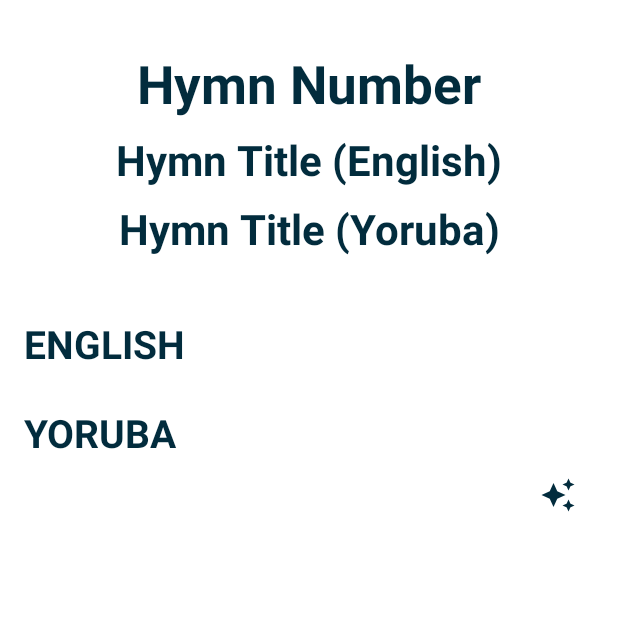
After one commit to Timmilytim/Grace-Hymns, an Android app: the HymnDetailsActivity screen opened directly, with no data from a screen before it, on a phone screen of 412 x 824 dp, the top half of it. The commit adds this screen. Run offline under Robolectric (Android 15) with nearby library versions, the phone set to English and light mode, and no system bars.

Commit message:
Created the hymn page and read the contents

```diff
--- a/app/src/main/AndroidManifest.xml
+++ b/app/src/main/AndroidManifest.xml
@@ -8,6 +8,9 @@
         android:label="@string/app_name"
         android:supportsRtl="true"
         android:theme="@style/Theme.AppCompat.NoActionBar">
+        <activity
+            android:name=".HymnDetailsActivity"
+            android:exported="false" />
         <activity
             android:name=".AllSongsActivity"
             android:exported="false" />
--- a/app/src/main/res/layout/dashboard.xml
+++ b/app/src/main/res/layout/dashboard.xml
@@ -18,7 +18,8 @@
         android:text="GBPC Hymns"
         android:textSize="24sp"
         android:textStyle="bold"
-        android:padding="5dp"
+        android:paddingBottom="5dp"
+        android:paddingTop="20dp"
         android:textColor="@color/white" />
 
     <TextView
--- /dev/null
+++ b/app/src/main/res/layout/hymn_details.xml
@@ -0,0 +1,137 @@
+<?xml version="1.0" encoding="utf-8"?>
+<ScrollView xmlns:android="http://schemas.android.com/apk/res/android"
+    android:layout_width="match_parent"
+    android:layout_height="match_parent"
+    xmlns:tools="http://schemas.android.com/tools"
+    android:padding="16dp"
+    android:background="@color/white"
+    tools:context=".HymnDetailsActivity">
+
+    <LinearLayout
+        android:layout_width="match_parent"
+        android:layout_height="wrap_content"
+        android:orientation="vertical">
+
+        <LinearLayout
+            android:layout_width="match_parent"
+            android:layout_height="wrap_content"
+            android:orientation="horizontal"
+            android:padding="16dp">
+
+            <!-- Left Column: Hymn Details -->
+            <LinearLayout
+                android:layout_width="277dp"
+                android:layout_height="wrap_content"
+                android:layout_weight="1"
+                android:gravity="center_horizontal"
+                android:orientation="vertical">
+
+                <!-- Hymn Number -->
+                <TextView
+                    android:id="@+id/tvHymnNumber"
+                    android:layout_width="wrap_content"
+                    android:layout_height="wrap_content"
+                    android:layout_marginBottom="8dp"
+                    android:text="Hymn Number"
+                    android:textColor="@color/custom"
+                    android:textSize="35sp"
+                    android:textStyle="bold" />
+
+                <!-- Hymn Title (English) -->
+                <TextView
+                    android:id="@+id/tvHymnTitleEnglish"
+                    android:layout_width="wrap_content"
+                    android:layout_height="wrap_content"
+                    android:layout_marginBottom="8dp"
+                    android:text="Hymn Title (English)"
+                    android:textColor="@color/custom"
+                    android:textAlignment="center"
+                    android:textSize="28sp"
+                    android:textStyle="bold" />
+
+                <!-- Hymn Title (Yoruba) -->
+                <TextView
+                    android:id="@+id/tvHymnTitleYoruba"
+                    android:layout_width="wrap_content"
+                    android:layout_height="wrap_content"
+                    android:text="Hymn Title (Yoruba)"
+                    android:textColor="@color/custom"
+                    android:textSize="28sp"
+                    android:textAlignment="center"
+                    android:textStyle="bold"
+                    />
+            </LinearLayout>
+
+
+        </LinearLayout>
+
+
+        <!-- Section: English Lyrics -->
+        <TextView
+            android:id="@+id/tvEnglishLyricsHeader"
+            android:layout_width="wrap_content"
+            android:layout_height="wrap_content"
+            android:layout_marginTop="24dp"
+            android:text="ENGLISH"
+            android:textSize="26sp"
+            android:textAlignment="center"
+            android:textStyle="bold"
+            android:textColor="@color/custom" />
+
+        <!-- English Lyrics Content -->
+        <LinearLayout
+            android:layout_width="match_parent"
+            android:layout_height="wrap_content"
+            android:orientation="vertical">
+
+
+            <!-- English Lyrics Content -->
+            <LinearLayout
+                android:id="@+id/tvEnglishLyrics"
+                android:layout_width="match_parent"
+                android:layout_height="wrap_content"
+                android:orientation="vertical" />
+
+            <!-- Repeat similar blocks for each verse -->
+        </LinearLayout>
+
+        <!-- Section: Yoruba Lyrics -->
+        <TextView
+            android:id="@+id/tvYorubaLyricsHeader"
+            android:layout_width="wrap_content"
+            android:layout_height="wrap_content"
+            android:layout_marginTop="24dp"
+            android:text="YORUBA"
+            android:textSize="26sp"
+            android:textAlignment="center"
+            android:textStyle="bold"
+            android:textColor="@color/custom" />
+
+        <!-- Yoruba Lyrics Content -->
+        <LinearLayout
+            android:layout_width="match_parent"
+            android:layout_height="wrap_content"
+            android:orientation="vertical">
+
+
+            <LinearLayout
+                android:id="@+id/tvYorubaLyrics"
+                android:layout_width="match_parent"
+                android:layout_height="wrap_content"
+                android:orientation="vertical" />
+
+            <!-- Repeat similar blocks for each verse -->
+        </LinearLayout>
+
+        <!-- Right Column: Favorite Button -->
+        <ImageButton
+            android:id="@+id/btnFavorite"
+            android:layout_width="48dp"
+            android:layout_height="48dp"
+            android:src="@drawable/favorite"
+            android:contentDescription="Favorite Button"
+            android:background="?android:attr/selectableItemBackgroundBorderless"
+            android:layout_gravity="right" />
+
+    </LinearLayout>
+</ScrollView>
```
Also changed, not shown: app/src/main/java/com/example/gracehyms/HymnAdapter.java (+8 -0 lines), app/src/main/java/com/example/gracehyms/HymnDetailsActivity.java (added, +143 -0 lines), app/src/main/java/com/example/gracehyms/MyDatabaseHelper.java (+38 -0 lines).
